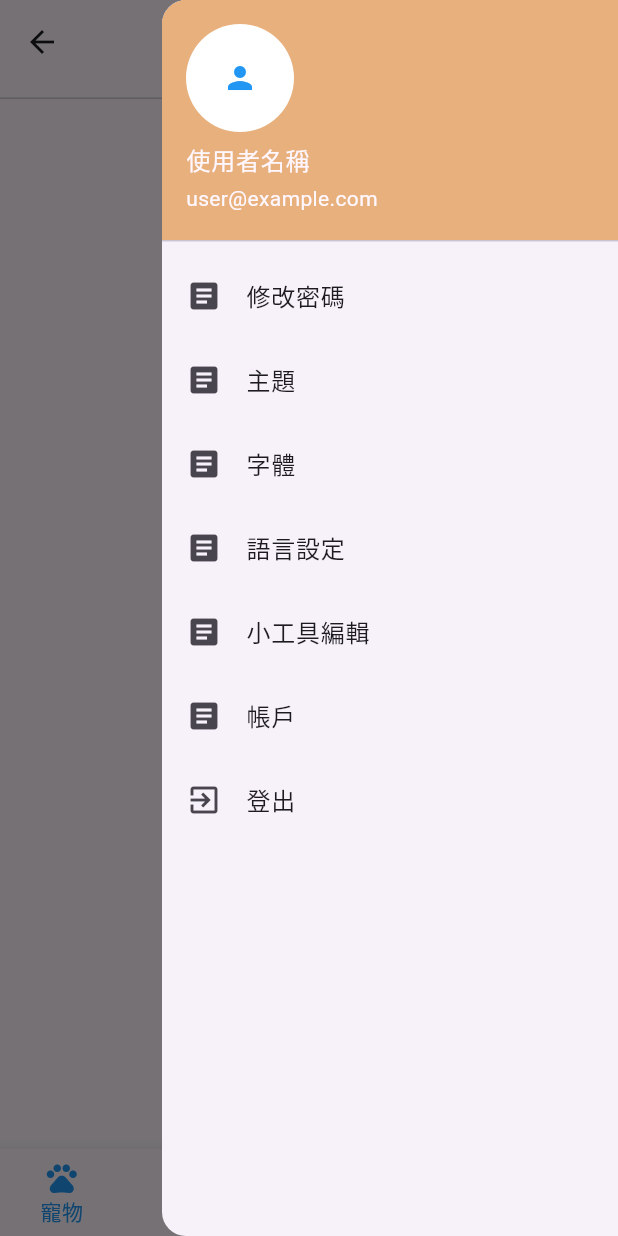
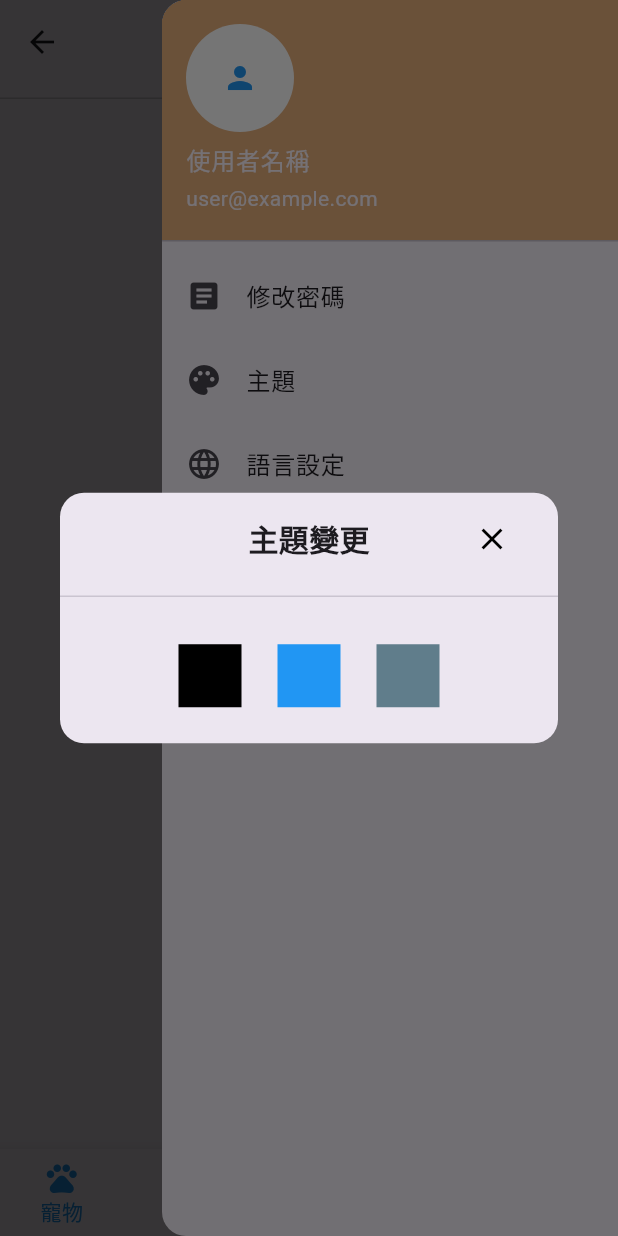
Before and after one commit to LucyHsieh1013/Pet_Diary_App, a Flutter app: the NavController screen opened by its route, in the side drawer, after a tap on "主題", on a phone screen of 412 x 824 dp. Run offline on Flutter 3.47's test engine with Material 3 defaults, Android fonts, the phone set to English and light mode, and no system bars; our stand-ins replace flutter_progress_hud, table_calendar; accounts and stored records are empty.

Commit message:
彈出視窗標準化

```diff
--- a/lib/main.dart
+++ b/lib/main.dart
@@ -8,9 +8,8 @@ import 'package:test_app/screens/login/ResetPasswd.dart';
 
 import 'package:test_app/screens/app_page/NavController.dart';
 // import 'package:test_app/screens/app_page/appbar/SettingPage.dart';
-import 'package:test_app/screens/app_page/component/AddPetForm.dart';
+import 'package:test_app/screens/app_page/pet/AddPetForm.dart';
 // import 'package:test_app/screens/app_page/pet/PetPage.dart';
-
 void main() {
   runApp(MyApp());
 }
--- a/lib/screens/app_page/appbar/SettingPage.dart
+++ b/lib/screens/app_page/appbar/SettingPage.dart
@@ -1,5 +1,6 @@
 import 'package:flutter/material.dart';
 // import 'package:test_app/screens/component/defaultContainer.dart';
+import 'package:test_app/screens/app_page/appbar/ThemeOption.dart';
 
 Drawer SettingDrawer(BuildContext context) {
   return Drawer(
@@ -25,40 +26,40 @@ Drawer SettingDrawer(BuildContext context) {
           },
         ),
         ListTile(
-          leading:  Icon(Icons.article),
+          leading:  Icon(Icons.palette),
           title: Text('主題'),
           onTap: (){
-            //
+            ThemeSheet(context);
           },
         ),
         ListTile(
-          leading:  Icon(Icons.article),
-          title: Text('字體'),
-          onTap: (){
-            //
-          },
-        ),
-        ListTile(
-          leading:  Icon(Icons.article),
+          leading:  Icon(Icons.language),
           title: Text('語言設定'),
           onTap: (){
             //
           },
         ),
-        ListTile(
-          leading:  Icon(Icons.article),
-          title: Text('小工具編輯'),
-          onTap: (){
-            //
-          },
-        ),
-        ListTile(
-          leading:  Icon(Icons.article),
-          title: Text('帳戶'),
-          onTap: (){
-            //
-          },
-        ),
+        // ListTile(
+        //   leading:  Icon(Icons.article),
+        //   title: Text('字體'),
+        //   onTap: (){
+        //     //
+        //   },
+        // ),
+        // ListTile(
+        //   leading:  Icon(Icons.article),
+        //   title: Text('小工具編輯'),
+        //   onTap: (){
+        //     //
+        //   },
+        // ),
+        // ListTile(
+        //   leading:  Icon(Icons.article),
+        //   title: Text('帳戶'),
+        //   onTap: (){
+        //     //
+        //   },
+        // ),
         ListTile(
           leading: Icon(Icons.exit_to_app),
           title: Text('登出'),
--- /dev/null
+++ b/lib/screens/app_page/appbar/ThemeOption.dart
@@ -0,0 +1,48 @@
+import 'package:flutter/material.dart';
+import 'package:test_app/screens/component/theme_option.dart';
+// import 'package:test_app/screens/app_page/component/theme_option.dart';
+
+import 'package:test_app/screens/component/defaultSheet.dart';
+
+void ThemeSheet(BuildContext context){
+  showCustomDialog(
+    context,
+    "主題變更",
+    Column(
+      children: [
+        Wrap(
+          spacing: 8,
+          children: [
+            ThemeContainer(color: Colors.black),
+            ThemeContainer(color: Colors.blue),
+            ThemeContainer(color: Colors.blueGrey),
+          ]
+        ),
+      ],
+    )
+  );
+}
+// class ThemeOption extends StatelessWidget {
+//   @override
+//   Widget build(BuildContext context) {
+//     return Scaffold(
+//       appBar: buildAppBar(context),// AppBar.dart
+//       body: Container(
+//         child: Column(
+//           children: [
+//             Text('主題修改', style: TextStyle(fontSize: 20),),
+//             Wrap(
+//               spacing: 8,
+//               children: [
+//                 ThemeContainer(color: Colors.black),
+//                 ThemeContainer(color: Colors.blue),
+//                 ThemeContainer(color: Colors.blueGrey),
+//               ]
+//             ),
+//           ],
+//         )
+
+//       )
+//     );
+//   }
+// }
--- a/lib/screens/app_page/component/AddPetForm.dart
+++ b/lib/screens/app_page/pet/AddPetForm.dart
@@ -1,6 +1,6 @@
 import 'package:flutter/material.dart';
 import 'package:test_app/screens/component/defaultTextField.dart';
-import 'package:test_app/screens/app_page/component/PetImg.dart';
+import 'package:test_app/screens/component/PetImg.dart';
 import 'package:test_app/screens/component/defaultButton.dart';
 import 'package:test_app/screens/component/defaultContainer.dart';
 
--- a/lib/screens/app_page/pet/PetPage.dart
+++ b/lib/screens/app_page/pet/PetPage.dart
@@ -1,6 +1,6 @@
 import 'package:flutter/material.dart';
 import 'package:test_app/screens/component/defaultContainer.dart';
-import 'package:test_app/screens/app_page/component/PetImg.dart';
+import 'package:test_app/screens/component/PetImg.dart';
 
 class PetPage extends StatefulWidget{
   @override
--- a/lib/screens/component/defaultContainer.dart
+++ b/lib/screens/component/defaultContainer.dart
@@ -13,7 +13,7 @@ class CustomContainer extends StatelessWidget {
     this.height,
     this.alignment = Alignment.center,
     this.child,
-    this.color = const Color.fromARGB(255, 231, 203, 178)
+    this.color = Colors.white,
   }):super(key: key);
 
   @override
--- /dev/null
+++ b/lib/screens/component/defaultSheet.dart
@@ -0,0 +1,64 @@
+//彈出視窗(主題變更、語言變更、日記-每日紀錄)
+import 'package:flutter/material.dart';
+
+void showCustomDialog(BuildContext context, String title, Widget body) {
+  showDialog(
+    context: context,
+    barrierDismissible: true, // 點擊外部可以關閉
+    builder: (BuildContext context) {
+      return Dialog(
+        shape: RoundedRectangleBorder(
+          borderRadius: BorderRadius.circular(16),
+        ),
+        child: LayoutBuilder(
+          builder: (context, constraints) {
+            double maxHeight = MediaQuery.of(context).size.height * 0.8; // 最大高度 80%
+
+            return ConstrainedBox(
+              constraints: BoxConstraints(
+                maxHeight: maxHeight, // 限制最大高度
+              ),
+              child: Column(
+                mainAxisSize: MainAxisSize.min, // 讓 Dialog 根據內容變動
+                children: [
+                  // 標題區
+                  Padding(
+                    padding: const EdgeInsets.symmetric(vertical: 16, horizontal: 20),
+                    child: Stack(
+                      alignment: Alignment.center,
+                      children: [
+                        Center( // 標題置中
+                          child: Text(
+                            title,
+                            style: const TextStyle(fontSize: 20, fontWeight: FontWeight.bold),
+                          ),
+                        ),
+                        Positioned( // 右上角的關閉按鈕
+                          right: 0,
+                          child: IconButton(
+                            icon: const Icon(Icons.close, color: Colors.black),
+                            onPressed: () => Navigator.pop(context),
+                          ),
+                        ),
+                      ],
+                    ),
+                  ),
+                  const Divider(), // 分隔線
+                  // 內容區 (超過最大高度才滾動)
+                  Flexible(
+                    child: SingleChildScrollView(
+                      child: Padding(
+                        padding: const EdgeInsets.all(16),
+                        child: body,
+                      ),
+                    ),
+                  ),
+                ],
+              ),
+            );
+          },
+        ),
+      );
+    },
+  );
+}
--- /dev/null
+++ b/lib/screens/component/theme_option.dart
@@ -0,0 +1,31 @@
+import 'package:flutter/material.dart';
+
+class ThemeContainer extends StatelessWidget{
+  const ThemeContainer({
+    super.key,
+    required this.color,
+  });
+  // const ThemeOption({
+  //   Key key,
+  //   this.color,
+  // }) : super(key: key);
+
+  final Color color;
+
+  @override
+  Widget build(BuildContext context) {
+    return GestureDetector(
+      child: Padding(
+        padding: const EdgeInsets.all(8),
+        child: SizedBox(
+          width: 42,
+          height: 42,
+          child: DecoratedBox(
+            decoration: BoxDecoration(color: color),
+          ),
+        ),
+      ),
+      onTap: () {},
+    );
+  }
+}
```
Also changed, not shown: lib/screens/app_page/Diary/recordSheet.dart (+31 -50 lines), lib/screens/component/PetImg.dart (renamed from lib/screens/app_page/component/PetImg.dart).
